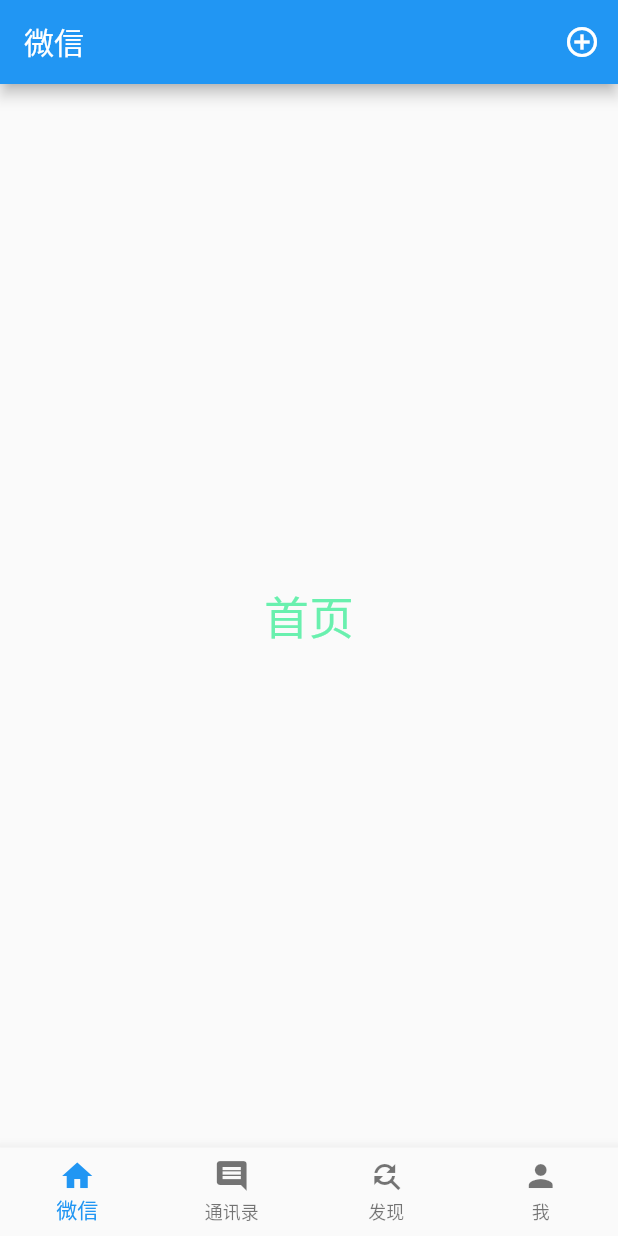
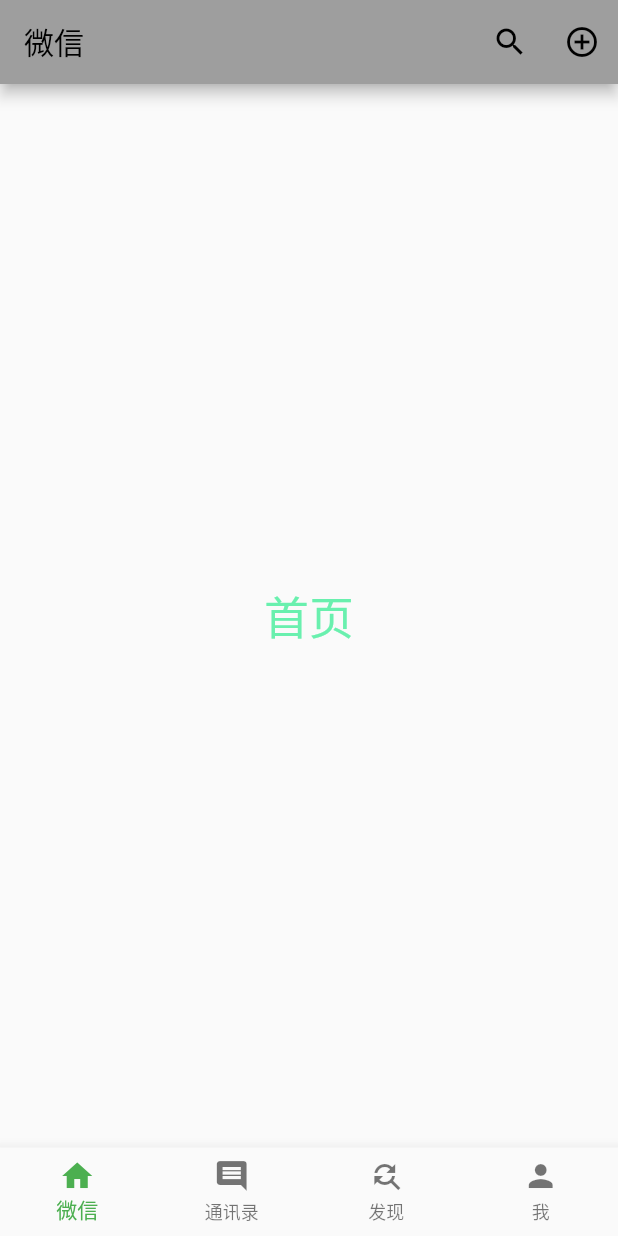
Before and after one commit to wangtonggen/WeChat, a Flutter app: the screen it shows after launch, after a tap on the "add circle outline" icon, on a phone screen of 412 x 824 dp. Run offline on Flutter 3.47's test engine with Material 2 defaults, Android fonts, the phone set to English and light mode, and no system bars.

```diff
--- a/lib/mainPage.dart
+++ b/lib/mainPage.dart
@@ -14,8 +14,9 @@ class MainPage extends StatefulWidget {
 ///主页面
 class _MainPageState extends State<MainPage> {
   int _selectedIndex = 0;
-
-//  final TextStyle _style = new TextStyle(color: Colors.greenAccent,fontSize: 14.0);
+  Color iconColor = Colors.black;
+  final TextStyle titleStyle = TextStyle(fontSize: 20.0, color: Colors.black);
+  var title = "微信";
   final List<StatefulWidget> widgets = [
     new HomePage(),
     new AddressBookPage(),
@@ -27,10 +28,35 @@ class _MainPageState extends State<MainPage> {
   Widget build(BuildContext context) {
     return Scaffold(
       appBar: AppBar(
-        title: Text("微信"),
-        actions: <Widget>[
-          IconButton(icon: Icon(Icons.add_circle_outline), onPressed: () {})
-        ],
+        backgroundColor: _selectedIndex != 3 ? Colors.grey : Colors.white,
+        title: Text(
+          title,
+          style: titleStyle,
+        ),
+        actions: _selectedIndex != 3
+            ? <Widget>[
+                IconButton(
+                    icon: Icon(
+                      Icons.search,
+                      color: iconColor,
+                    ),
+                    onPressed: () {}),
+                IconButton(
+                    icon: Icon(
+                      Icons.add_circle_outline,
+                      color: iconColor,
+                    ),
+                    onPressed: () {})
+              ]
+            : <Widget>[
+                IconButton(
+                  icon: Icon(
+                    Icons.camera_alt,
+                    color: iconColor,
+                  ),
+                  onPressed: () {},
+                )
+              ],
       ),
       bottomNavigationBar: BottomNavigationBar(
         type: BottomNavigationBarType.fixed,
@@ -43,7 +69,7 @@ class _MainPageState extends State<MainPage> {
           BottomNavigationBarItem(icon: Icon(Icons.person), title: Text("我")),
         ],
         currentIndex: _selectedIndex,
-        fixedColor: Colors.blue,
+        fixedColor: Colors.green,
         onTap: _onItemTap,
       ),
       body: widgets[_selectedIndex],
@@ -53,6 +79,20 @@ class _MainPageState extends State<MainPage> {
   void _onItemTap(int index) {
     setState(() {
       _selectedIndex = index;
+      switch (_selectedIndex) {
+        case 0:
+          title = "微信";
+          break;
+        case 1:
+          title = "通讯录";
+          break;
+        case 2:
+          title = "发现";
+          break;
+        default:
+          title = "";
+          break;
+      }
       print(_selectedIndex);
     });
   }
```
